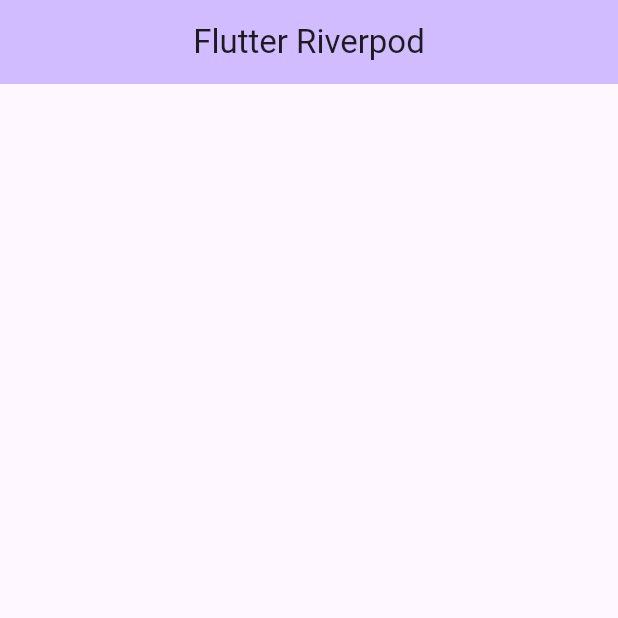
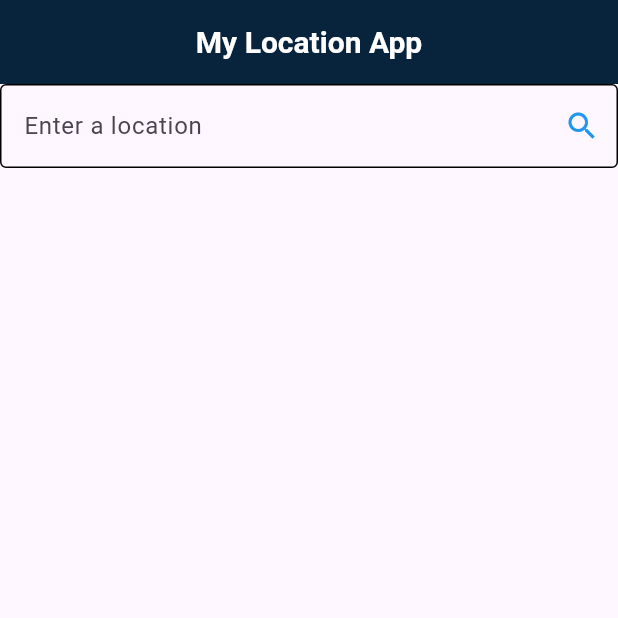
Before and after one commit to lyza-b/my_location_app, a Flutter app: the screen it shows after launch, on a phone screen of 412 x 824 dp, the top half of it. Run offline on Flutter 3.47's test engine with Material 3 defaults, Android fonts, the phone set to English and light mode, and no system bars; our stand-ins replace flutter_riverpod.

Commit message:
first commit

```diff
--- a/lib/main.dart
+++ b/lib/main.dart
@@ -1,5 +1,6 @@
 import 'package:flutter/material.dart';
 import 'package:flutter_riverpod/flutter_riverpod.dart';
+import 'package:my_location_app/utils/constants/texts.dart';
 
 void main() {
   runApp(
@@ -25,9 +26,30 @@
   Widget build(BuildContext context, WidgetRef ref) {
     return Scaffold(
       appBar: AppBar(
-        backgroundColor: Theme.of(context).colorScheme.inversePrimary,
-        title: Text('Flutter Riverpod'),
+        backgroundColor: const Color.fromARGB(255, 7, 36, 60),
+        title: const Text(
+          ConstantTexts.appBarTitle,
+          style: TextStyle(
+              color: Colors.white, fontWeight: FontWeight.w600, fontSize: 20),
+        ),
         centerTitle: true,
+      ),
+      body: const Column(
+        children: [
+          TextField(
+            mouseCursor: SystemMouseCursors.contextMenu,
+            decoration: InputDecoration(
+              suffixIcon: Icon(
+                Icons.search,
+                color: Colors.blue,
+              ),
+              enabledBorder: OutlineInputBorder(
+                borderRadius: BorderRadius.all(Radius.circular(4.0)),
+              ),
+              hintText: ConstantTexts.hintText,
+            ),
+          )
+        ],
       ),
     );
   }
--- /dev/null
+++ b/lib/utils/constants/texts.dart
@@ -0,0 +1,4 @@
+class ConstantTexts {
+  static const String appBarTitle = 'My Location App';
+  static const String hintText = "Enter a location";
+}
```
